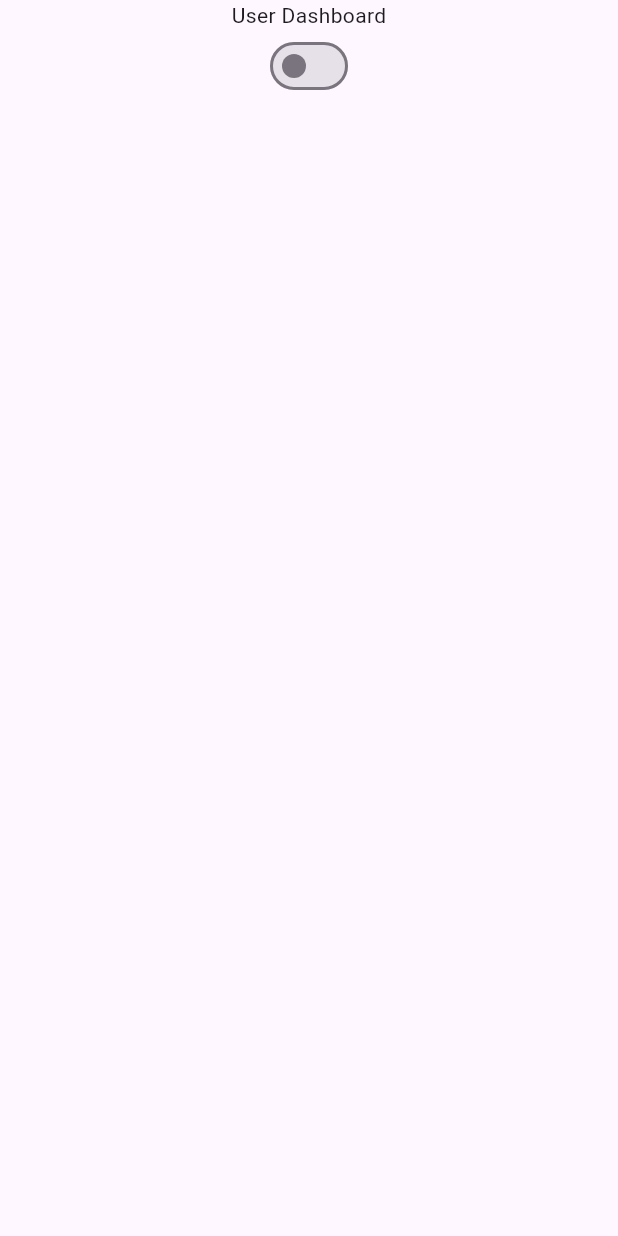
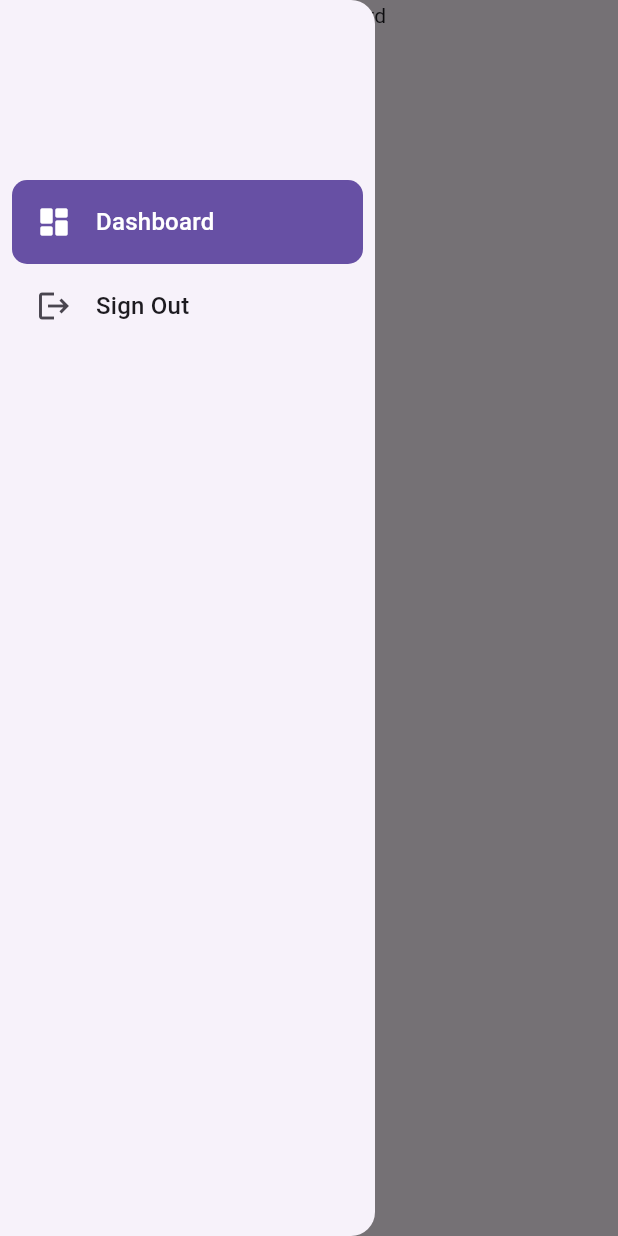
Before and after one commit to TuneUp-Dev/tuneupedu, a Flutter app: the UserDashboardScreen screen opened directly, with the side drawer open (before the commit the screen has no drawer), on a phone screen of 412 x 824 dp. Run offline on Flutter 3.47's test engine with Material 3 defaults, Android fonts, the phone set to English and light mode, and no system bars; our stand-ins replace cloud_firestore, firebase_auth, firebase_core, get, google_fonts, shared_preferences; accounts and stored records are empty; Roboto replaces fonts that are missing (Spinnaker).

Commit message:
feat: Drawer added In User dashboard

```diff
--- a/tuneupedu/lib/screens/user/dashboard/dashboard_screen.dart
+++ b/tuneupedu/lib/screens/user/dashboard/dashboard_screen.dart
@@ -1,4 +1,5 @@
 import 'package:flutter/material.dart';
+import 'package:tuneupedu/screens/admin/side_nav/admin_menu_list.dart';
 import 'package:tuneupedu/theme/theme_provider.dart';
 
 class UserDashboardScreen extends StatefulWidget {
@@ -11,8 +12,16 @@ class UserDashboardScreen extends StatefulWidget {
 class _UserDashboardScreenState extends State<UserDashboardScreen> {
   @override
   Widget build(BuildContext context) {
-    return const Scaffold(
-      body: Center(
+    double totalWidth = MediaQuery.of(context).size.width;
+
+    return Scaffold(
+      drawer: totalWidth < 800
+          ? const Drawer(
+              width: 250,
+              child: AdminMenuList(),
+            )
+          : null,
+      body: const Center(
         child: Column(
           children: [
             Text("User Dashboard"),
```
